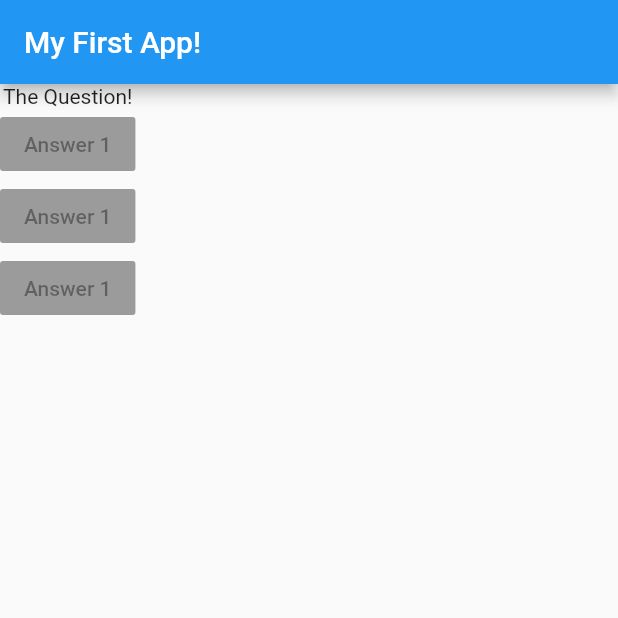
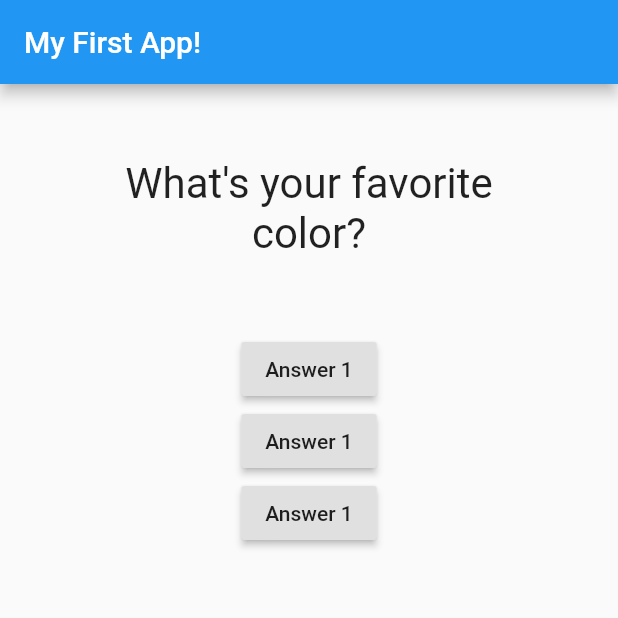
Before and after one commit to asb9189/Flutter_Complete_Guide, a Flutter app: the screen it shows after launch, on a phone screen of 412 x 824 dp, the top half of it. Run offline on Flutter 3.47's test engine with Material 2 defaults, Android fonts, the phone set to English and light mode, and no system bars.

Commit message:
Created question.dart to abstract away details not needed in the main file such as how to display the current question and how to style it.

```diff
--- a/lib/main.dart
+++ b/lib/main.dart
@@ -1,14 +1,36 @@
 import 'package:flutter/material.dart';
+import './question.dart';
 
 void main() {
   //pass main widget to be run
   runApp(new MyApp());
 }
 
-class MyApp extends StatelessWidget {
+class MyApp extends StatefulWidget {
+
+  @override
+  State<StatefulWidget> createState() {
+    return new _MyAppState();
+  }
+
+}
+
+class _MyAppState extends State<MyApp> {
+
+  int _questionIndex = 0;
+
+  void _answerQuestion() {
+    setState(() {
+      _questionIndex++;
+    });
+
+    print(_questionIndex);
+  }
 
   @override
   Widget build(BuildContext context) {
+
+    var questions = ["What's your favorite color?", "What's your favorite animal?"];
     return MaterialApp(
       home: Scaffold(
         appBar: AppBar(
@@ -16,10 +38,12 @@ class MyApp extends StatelessWidget {
         ), //AppBar
         body: Column(
           children: [
-            Text("The Question!"),
-            RaisedButton(child: Text("Answer 1"), onPressed: null),
-            RaisedButton(child: Text("Answer 1"), onPressed: null),
-            RaisedButton(child: Text("Answer 1"), onPressed: null),
+            Question(questions[_questionIndex]),
+            RaisedButton(child: Text("Answer 1"), onPressed: _answerQuestion),
+            RaisedButton(child: Text("Answer 1"), onPressed: () => print("answer 2")),
+            RaisedButton(child: Text("Answer 1"), onPressed: () {
+              print("answer 3");
+            }),
           ]
         ), //Column
       ), //Scaffold
--- /dev/null
+++ b/lib/question.dart
@@ -0,0 +1,24 @@
+import 'package:flutter/material.dart';
+
+//we rebuilt the stateless widget because the data
+//going into its constructor changed.
+class Question extends StatelessWidget {
+
+  final String questionText;
+
+  //short hand for constructors
+  Question(this.questionText);
+
+  @override
+  Widget build(BuildContext context) {
+    return Container(
+      width: double.infinity,
+      margin: EdgeInsets.all(50),
+      child: Text(
+        questionText,
+        style: new TextStyle(fontSize: 28),
+        textAlign: TextAlign.center,
+    ));
+  }
+
+}
```
